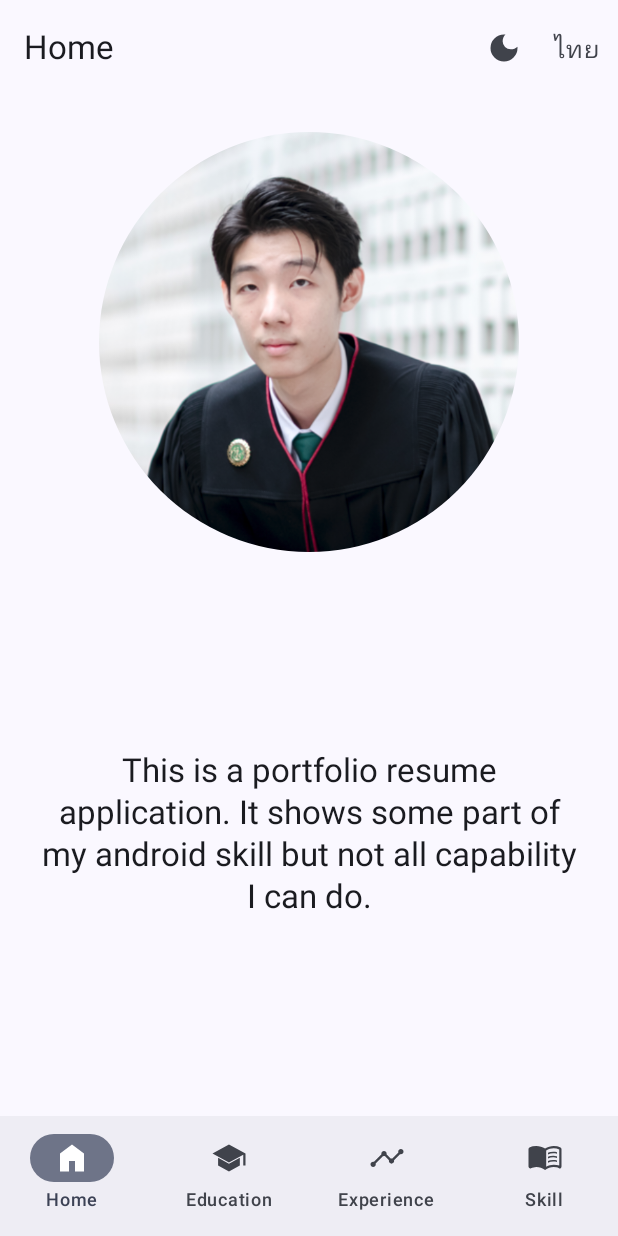
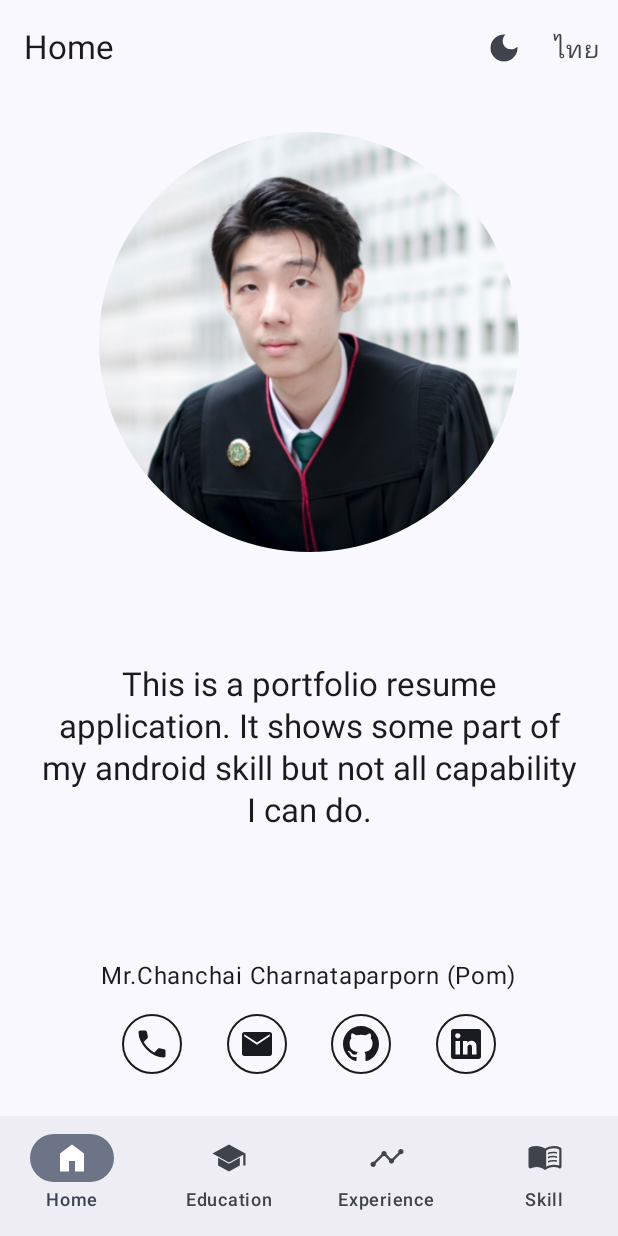
Before and after one commit to chanchai134/resume-android, an Android app built with Jetpack Compose: the screen it shows after launch (ResumeActivity), on a phone screen of 412 x 824 dp. Run offline under Robolectric (Android 15) with nearby library versions, the phone set to English and light mode, and no system bars; our stand-ins replace constraintlayout-compose.

Commit message:
add infomation icons

```diff
--- a/app/src/main/java/chanchai134/resume/ui/HomeScreen.kt
+++ b/app/src/main/java/chanchai134/resume/ui/HomeScreen.kt
@@ -1,15 +1,24 @@
 package chanchai134.resume.ui
 
+import androidx.annotation.DrawableRes
+import androidx.annotation.StringRes
 import androidx.compose.foundation.Image
+import androidx.compose.foundation.layout.Arrangement
+import androidx.compose.foundation.layout.Column
+import androidx.compose.foundation.layout.IntrinsicSize
+import androidx.compose.foundation.layout.Row
 import androidx.compose.foundation.layout.aspectRatio
 import androidx.compose.foundation.layout.fillMaxSize
+import androidx.compose.foundation.layout.fillMaxWidth
 import androidx.compose.foundation.layout.padding
 import androidx.compose.foundation.layout.width
 import androidx.compose.foundation.layout.wrapContentSize
 import androidx.compose.foundation.rememberScrollState
-import androidx.compose.foundation.shape.RoundedCornerShape
+import androidx.compose.foundation.shape.CircleShape
 import androidx.compose.foundation.verticalScroll
+import androidx.compose.material3.Icon
 import androidx.compose.material3.MaterialTheme
+import androidx.compose.material3.OutlinedIconButton
 import androidx.compose.material3.Text
 import androidx.compose.runtime.Composable
 import androidx.compose.ui.Modifier
@@ -33,7 +42,7 @@ fun HomeScreen(modifier: Modifier = Modifier) {
             .fillMaxSize()
             .verticalScroll(scrollState)
     ) {
-        val (imageRef, textRef) = createRefs()
+        val (imageRef, textRef, footerRef) = createRefs()
         val padding = dimensionResource(R.dimen.padding)
 
         Image(
@@ -43,7 +52,7 @@ fun HomeScreen(modifier: Modifier = Modifier) {
             modifier = Modifier
                 .width(dimensionResource(R.dimen.portrait_width))
                 .aspectRatio(1f)
-                .clip(RoundedCornerShape(dimensionResource(R.dimen.portrait_round_corner)))
+                .clip(CircleShape)
                 .constrainAs(imageRef) {
                     top.linkTo(parent.top,padding)
                     start.linkTo(parent.start)
@@ -55,16 +64,68 @@ fun HomeScreen(modifier: Modifier = Modifier) {
             text = stringResource(R.string.greetings),
             style = MaterialTheme.typography.titleLarge,
             textAlign = TextAlign.Center,
-            modifier = modifier
+            modifier = Modifier
                 .padding(horizontal = padding)
                 .wrapContentSize()
                 .constrainAs(textRef) {
                     top.linkTo(imageRef.bottom,padding)
-                    bottom.linkTo(parent.bottom,padding)
+                    bottom.linkTo(footerRef.top,padding)
                     start.linkTo(parent.start)
                     end.linkTo(parent.end)
                 }
         )
+
+        Information(modifier.constrainAs(footerRef) {
+            bottom.linkTo(parent.bottom,padding)
+            start.linkTo(parent.start)
+            end.linkTo(parent.end)
+        })
+    }
+}
+
+@Composable
+private fun Information(modifier: Modifier = Modifier) {
+    Column(modifier.width(IntrinsicSize.Max)) {
+        Text(
+            text = stringResource(R.string.full_name),
+            style = MaterialTheme.typography.bodyLarge,
+            modifier = Modifier.padding(dimensionResource(R.dimen.semi_padding))
+        )
+        Row(
+            modifier.fillMaxWidth(),
+            horizontalArrangement = Arrangement.SpaceEvenly
+        ) {
+            CircleIcon(R.drawable.ic_phone, R.string.call, {})
+            CircleIcon(R.drawable.ic_mail, R.string.e_mail, {})
+            CircleIcon(R.drawable.ic_github, R.string.github, {})
+            CircleIcon(R.drawable.ic_linkedin, R.string.linkedin, {})
+        }
+    }
+}
+
+@Composable
+fun CircleIcon(
+    @DrawableRes icon: Int,
+    @StringRes contentDescription: Int,
+    onClick: () -> Unit,
+    modifier: Modifier = Modifier
+) {
+    OutlinedIconButton(onClick, modifier) {
+        Icon(
+            painterResource(icon),
+            contentDescription = stringResource(contentDescription),
+            modifier = Modifier
+                .width(dimensionResource(R.dimen.icon))
+                .aspectRatio(1f),
+        )
+    }
+}
+
+@Preview(showBackground = true)
+@Composable
+fun InformationPreview() {
+    ResumeandroidTheme {
+        Information()
     }
 }
 
--- /dev/null
+++ b/app/src/main/res/drawable/ic_github.xml
@@ -0,0 +1,11 @@
+<vector xmlns:android="http://schemas.android.com/apk/res/android"
+    xmlns:tools="http://schemas.android.com/tools"
+    android:width="48dp"
+    android:height="48dp"
+    android:viewportWidth="16"
+    android:viewportHeight="16">
+  <path
+      android:fillColor="@android:color/white"
+      android:pathData="M8 0c4.42 0 8 3.58 8 8a8.013 8.013 0 0 1-5.45 7.59c-.4.08-.55-.17-.55-.38 0-.27.01-1.13.01-2.2 0-.75-.25-1.23-.54-1.48 1.78-.2 3.65-.88 3.65-3.95 0-.88-.31-1.59-.82-2.15.08-.2.36-1.02-.08-2.12 0 0-.67-.22-2.2.82-.64-.18-1.32-.27-2-.27-.68 0-1.36.09-2 .27-1.53-1.03-2.2-.82-2.2-.82-.44 1.1-.16 1.92-.08 2.12-.51.56-.82 1.28-.82 2.15 0 3.06 1.86 3.75 3.64 3.95-.23.2-.44.55-.51 1.07-.46.21-1.61.55-2.33-.66-.15-.24-.6-.83-1.23-.82-.67.01-.27.38.01.53.34.19.73.9.82 1.13.16.45.68 1.31 2.69.94 0 .67.01 1.3.01 1.49 0 .21-.15.45-.55.38A7.995 7.995 0 0 1 0 8c0-4.42 3.58-8 8-8Z"
+      tools:ignore="VectorPath" />
+</vector>
--- /dev/null
+++ b/app/src/main/res/drawable/ic_linkedin.xml
@@ -0,0 +1,11 @@
+<vector xmlns:android="http://schemas.android.com/apk/res/android"
+    xmlns:tools="http://schemas.android.com/tools"
+    android:width="48dp"
+    android:height="48dp"
+    android:viewportWidth="24"
+    android:viewportHeight="24">
+  <path
+      android:fillColor="@android:color/white"
+      android:pathData="M 20.5 2 h -17 A 1.5 1.5 0 0 0 2 3.5 v 17 A 1.5 1.5 0 0 0 3.5 22 h 17 a 1.5 1.5 0 0 0 1.5 -1.5 v -17 A 1.5 1.5 0 0 0 20.5 2 Z M 8 19 H 5 v -9 h 3 Z M 6.5 8.25 A 1.75 1.75 0 1 1 8.3 6.5 a 1.78 1.78 0 0 1 -1.8 1.75 Z M 19 19 h -3 v -4.74 c 0 -1.42 -0.6 -1.93 -1.38 -1.93 A 1.74 1.74 0 0 0 13 14.19 a 0.66 0.66 0 0 0 0 0.14 V 19 h -3 v -9 h 2.9 v 1.3 a 3.11 3.11 0 0 1 2.7 -1.4 c 1.55 0 3.36 0.86 3.36 3.66 Z"
+      tools:ignore="VectorPath" />
+</vector>
--- /dev/null
+++ b/app/src/main/res/drawable/ic_mail.xml
@@ -0,0 +1,9 @@
+<vector xmlns:android="http://schemas.android.com/apk/res/android"
+    android:width="48dp"
+    android:height="48dp"
+    android:viewportWidth="960"
+    android:viewportHeight="960">
+  <path
+      android:fillColor="@android:color/white"
+      android:pathData="M140,800Q116,800 98,782Q80,764 80,740L80,220Q80,196 98,178Q116,160 140,160L820,160Q844,160 862,178Q880,196 880,220L880,740Q880,764 862,782Q844,800 820,800L140,800ZM480,498L820,275L820,220L480,438L140,220L140,275L480,498Z"/>
+</vector>
--- /dev/null
+++ b/app/src/main/res/drawable/ic_phone.xml
@@ -0,0 +1,9 @@
+<vector xmlns:android="http://schemas.android.com/apk/res/android"
+    android:width="48dp"
+    android:height="48dp"
+    android:viewportWidth="960"
+    android:viewportHeight="960">
+  <path
+      android:fillColor="@android:color/white"
+      android:pathData="M795,840Q679,840 558.5,784Q438,728 335,625Q232,522 176,401.5Q120,281 120,165Q120,146 133,133Q146,120 165,120L305,120Q319,120 329,130Q339,140 343,155L370,281Q372,295 369.5,306.5Q367,318 359,326L259,427Q285,471 314,509Q343,547 378,581Q415,619 456,650.5Q497,682 542,706L637,608Q647,597 660,593Q673,589 686,591L805,617Q820,621 830,633Q840,645 840,660L840,795Q840,814 827,827Q814,840 795,840Z"/>
+</vector>
--- a/app/src/main/res/values/dimens.xml
+++ b/app/src/main/res/values/dimens.xml
@@ -2,6 +2,6 @@
 <resources>
     <dimen name="icon">24dp</dimen>
     <dimen name="padding">24dp</dimen>
+    <dimen name="semi_padding">12dp</dimen>
     <dimen name="portrait_width">280dp</dimen>
-    <dimen name="portrait_round_corner">140dp</dimen>
 </resources>
--- a/app/src/main/res/values/strings.xml
+++ b/app/src/main/res/values/strings.xml
@@ -4,5 +4,10 @@
     <string name="skill_title">Skill</string>
     <string name="education_title">Education</string>
     <string name="experience_title">Experience</string>
+    <string name="full_name">Mr.Chanchai Charnataparporn (Pom)</string>
     <string name="greetings">"This is a portfolio resume application. It shows some part of my android skill but not all capability I can do."</string>
+    <string name="call">make a call</string>
+    <string name="e_mail">create an e-mail</string>
+    <string name="github">open github</string>
+    <string name="linkedin">open linkedin</string>
 </resources>
```
Also changed, not shown: 1 other file.
